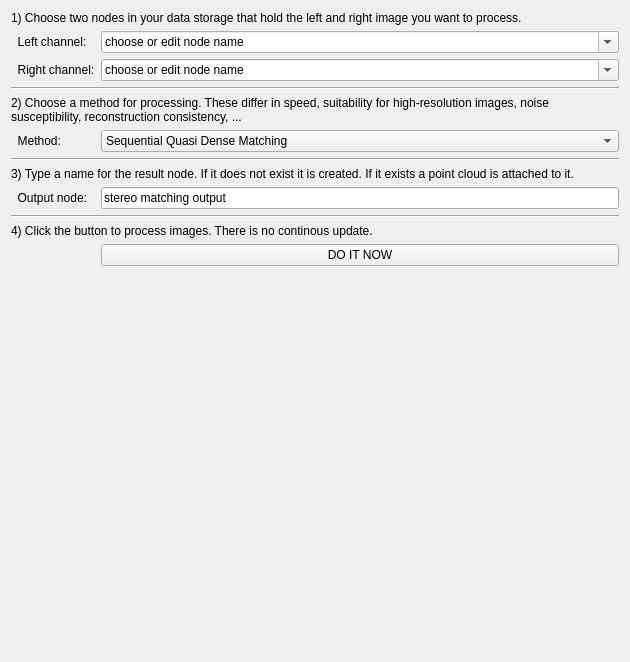
This is Code/Gui/MITK/Plugins/uk.ac.ucl.cmic.igisurfacerecon/src/internal/SurfaceReconViewWidget.ui in NifTK/NifTK as Qt 5 draws it before an edit. The edited form follows.
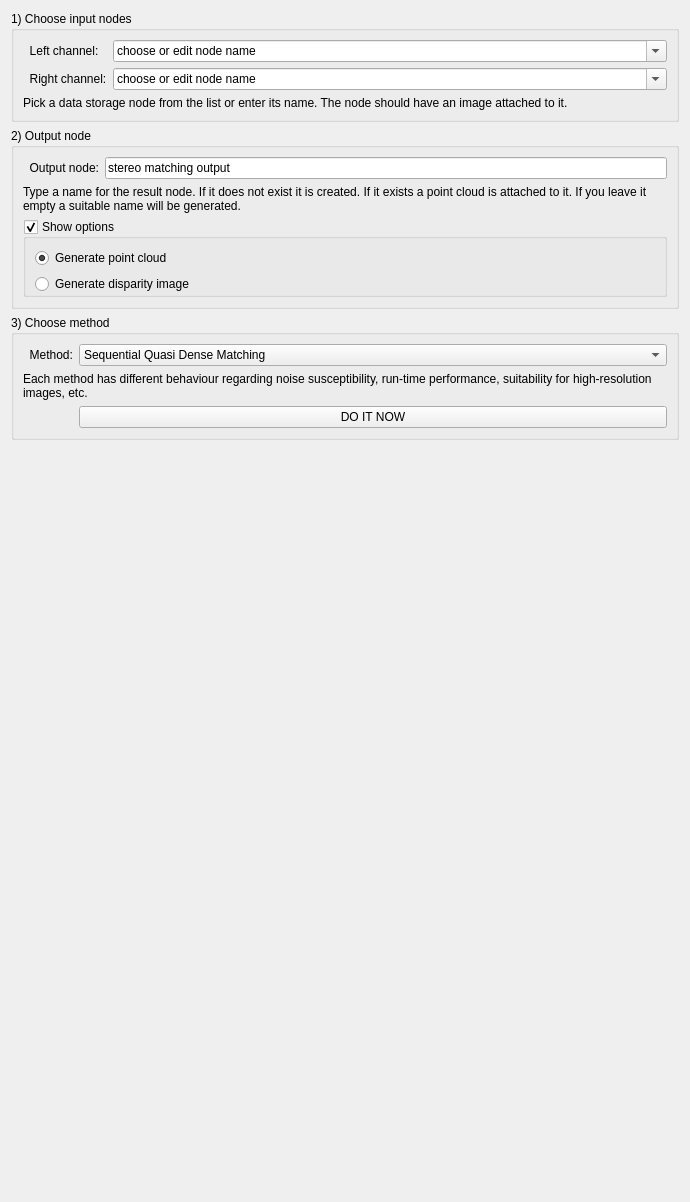
This is the edited form.

Commit message: Bug #2235: polish plugin ui a bit

Patch:
```diff
--- a/Code/Gui/MITK/Plugins/uk.ac.ucl.cmic.igisurfacerecon/src/internal/SurfaceReconViewWidget.ui
+++ b/Code/Gui/MITK/Plugins/uk.ac.ucl.cmic.igisurfacerecon/src/internal/SurfaceReconViewWidget.ui
@@ -6,8 +6,8 @@
    <rect>
     <x>0</x>
     <y>0</y>
-    <width>630</width>
-    <height>662</height>
+    <width>690</width>
+    <height>1202</height>
    </rect>
   </property>
   <property name="windowTitle">
@@ -17,23 +17,13 @@
    <property name="fieldGrowthPolicy">
     <enum>QFormLayout::AllNonFixedFieldsGrow</enum>
    </property>
-   <item row="0" column="0" colspan="2">
-    <widget class="QLabel" name="label_4">
-     <property name="sizePolicy">
-      <sizepolicy hsizetype="Minimum" vsizetype="Preferred">
-       <horstretch>0</horstretch>
-       <verstretch>0</verstretch>
-      </sizepolicy>
+   <item row="1" column="0" colspan="2">
+    <widget class="QGroupBox" name="groupBox">
+     <property name="title">
+      <string>1) Choose input nodes</string>
      </property>
-     <property name="text">
-      <string>1) Choose two nodes in your data storage that hold the left and right image you want to process.</string>
-     </property>
-     <property name="wordWrap">
-      <bool>true</bool>
-     </property>
-    </widget>
-   </item>
-   <item row="2" column="0">
+     <layout class="QFormLayout" name="formLayout">
+      <item row="1" column="0">
     <widget class="QLabel" name="label">
      <property name="text">
       <string>  Left channel:</string>
@@ -43,7 +33,7 @@
      </property>
     </widget>
    </item>
-   <item row="2" column="1">
+      <item row="1" column="1">
     <widget class="QComboBox" name="LeftChannelNodeNameComboBox">
      <property name="editable">
       <bool>true</bool>
@@ -55,7 +45,7 @@
      </item>
     </widget>
    </item>
-   <item row="3" column="0">
+      <item row="2" column="0">
     <widget class="QLabel" name="label_2">
      <property name="text">
       <string>  Right channel:</string>
@@ -65,7 +55,7 @@
      </property>
     </widget>
    </item>
-   <item row="3" column="1">
+      <item row="2" column="1">
     <widget class="QComboBox" name="RightChannelNodeNameComboBox">
      <property name="editable">
       <bool>true</bool>
@@ -80,14 +70,121 @@
      </item>
     </widget>
    </item>
+      <item row="3" column="0" colspan="2">
+       <widget class="QLabel" name="label_5">
+        <property name="text">
+         <string>Pick a data storage node from the list or enter its name. The node should have an image attached to it.</string>
+        </property>
+        <property name="wordWrap">
+         <bool>true</bool>
+        </property>
+       </widget>
+      </item>
+     </layout>
+    </widget>
+   </item>
+   <item row="2" column="0" colspan="2">
+    <widget class="QGroupBox" name="groupBox_3">
+     <property name="title">
+      <string>2) Output node</string>
+     </property>
+     <layout class="QFormLayout" name="formLayout_4">
+      <property name="fieldGrowthPolicy">
+       <enum>QFormLayout::AllNonFixedFieldsGrow</enum>
+      </property>
+      <item row="0" column="0">
+       <widget class="QLabel" name="label_6">
+        <property name="text">
+         <string>  Output node:</string>
+        </property>
+        <property name="buddy">
+         <cstring>OutputNodeNameLineEdit</cstring>
+        </property>
+       </widget>
+      </item>
+      <item row="0" column="1">
+       <widget class="QLineEdit" name="OutputNodeNameLineEdit">
+        <property name="text">
+         <string>stereo matching output</string>
+        </property>
+       </widget>
+      </item>
+      <item row="3" column="0" colspan="2">
+       <widget class="QLabel" name="label_7">
+        <property name="sizePolicy">
+         <sizepolicy hsizetype="Minimum" vsizetype="Preferred">
+          <horstretch>0</horstretch>
+          <verstretch>0</verstretch>
+         </sizepolicy>
+        </property>
+        <property name="text">
+         <string>Type a name for the result node. If it does not exist it is created. If it exists a point cloud is attached to it. If you leave it empty a suitable name will be generated.</string>
+        </property>
+        <property name="wordWrap">
+         <bool>true</bool>
+        </property>
+       </widget>
+      </item>
    <item row="4" column="0" colspan="2">
-    <widget class="Line" name="line">
-     <property name="orientation">
-      <enum>Qt::Horizontal</enum>
-     </property>
-    </widget>
-   </item>
-   <item row="6" column="0">
+       <widget class="QGroupBox" name="outputoptionsgroupbox">
+        <property name="title">
+         <string>Show options</string>
+        </property>
+        <property name="flat">
+         <bool>true</bool>
+        </property>
+        <property name="checkable">
+         <bool>true</bool>
+        </property>
+        <property name="checked">
+         <bool>true</bool>
+        </property>
+        <layout class="QGridLayout" name="gridLayout">
+         <property name="bottomMargin">
+          <number>0</number>
+         </property>
+         <item row="1" column="0">
+          <widget class="QWidget" name="outputoptionsdummypanel" native="true">
+           <layout class="QFormLayout" name="formLayout_5">
+            <property name="fieldGrowthPolicy">
+             <enum>QFormLayout::AllNonFixedFieldsGrow</enum>
+            </property>
+            <property name="margin">
+             <number>0</number>
+            </property>
+            <item row="0" column="0">
+             <widget class="QRadioButton" name="GeneratePointCloudRadioBox">
+              <property name="text">
+               <string>Generate point cloud</string>
+              </property>
+              <property name="checked">
+               <bool>true</bool>
+              </property>
+             </widget>
+            </item>
+            <item row="1" column="0">
+             <widget class="QRadioButton" name="GenerateDisparityImageRadioBox">
+              <property name="text">
+               <string>Generate disparity image</string>
+              </property>
+             </widget>
+            </item>
+           </layout>
+          </widget>
+         </item>
+        </layout>
+       </widget>
+      </item>
+     </layout>
+    </widget>
+   </item>
+   <item row="3" column="0" colspan="2">
+    <widget class="QGroupBox" name="groupBox_2">
+     <property name="title">
+      <string>3) Choose method</string>
+     </property>
+     <layout class="QFormLayout" name="formLayout_3">
+      <item row="0" column="0">
     <widget class="QLabel" name="label_3">
      <property name="text">
       <string>  Method:</string>
@@ -97,7 +194,7 @@
      </property>
     </widget>
    </item>
-   <item row="6" column="1">
+      <item row="0" column="1">
     <widget class="QComboBox" name="MethodComboBox">
      <item>
       <property name="text">
@@ -116,87 +213,24 @@
      </item>
     </widget>
    </item>
-   <item row="7" column="0" colspan="2">
-    <widget class="Line" name="line_3">
-     <property name="orientation">
-      <enum>Qt::Horizontal</enum>
-     </property>
-    </widget>
-   </item>
-   <item row="8" column="0" colspan="2">
-    <widget class="QLabel" name="label_7">
-     <property name="sizePolicy">
-      <sizepolicy hsizetype="Minimum" vsizetype="Preferred">
-       <horstretch>0</horstretch>
-       <verstretch>0</verstretch>
-      </sizepolicy>
-     </property>
+      <item row="1" column="0" colspan="2">
+       <widget class="QLabel" name="label_4">
      <property name="text">
-      <string>3) Type a name for the result node. If it does not exist it is created. If it exists a point cloud is attached to it.</string>
+         <string>Each method has different behaviour regarding noise susceptibility, run-time performance, suitability for high-resolution images, etc.</string>
      </property>
      <property name="wordWrap">
       <bool>true</bool>
      </property>
     </widget>
    </item>
-   <item row="9" column="0">
-    <widget class="QLabel" name="label_6">
-     <property name="text">
-      <string>  Output node:</string>
-     </property>
-    </widget>
-   </item>
-   <item row="9" column="1">
-    <widget class="QLineEdit" name="OutputNodeNameLineEdit">
-     <property name="text">
-      <string>stereo matching output</string>
-     </property>
-    </widget>
-   </item>
-   <item row="11" column="0" colspan="2">
-    <widget class="Line" name="line_2">
-     <property name="orientation">
-      <enum>Qt::Horizontal</enum>
-     </property>
-    </widget>
-   </item>
-   <item row="12" column="0" colspan="2">
-    <widget class="QLabel" name="label_5">
-     <property name="sizePolicy">
-      <sizepolicy hsizetype="Minimum" vsizetype="Preferred">
-       <horstretch>0</horstretch>
-       <verstretch>0</verstretch>
-      </sizepolicy>
-     </property>
-     <property name="text">
-      <string>4) Click the button to process images. There is no continous update.</string>
-     </property>
-     <property name="wordWrap">
-      <bool>true</bool>
-     </property>
-    </widget>
-   </item>
-   <item row="13" column="1">
+      <item row="2" column="1">
     <widget class="QPushButton" name="DoItButton">
      <property name="text">
       <string>DO IT NOW</string>
      </property>
     </widget>
    </item>
-   <item row="5" column="0" colspan="2">
-    <widget class="QLabel" name="label_8">
-     <property name="sizePolicy">
-      <sizepolicy hsizetype="Minimum" vsizetype="Preferred">
-       <horstretch>0</horstretch>
-       <verstretch>0</verstretch>
-      </sizepolicy>
-     </property>
-     <property name="text">
-      <string>2) Choose a method for processing. These differ in speed, suitability for high-resolution images, noise susceptibility, reconstruction consistency, ...</string>
-     </property>
-     <property name="wordWrap">
-      <bool>true</bool>
-     </property>
+     </layout>
     </widget>
    </item>
   </layout>
```
Left out of the diff: 19 changed lines with no effect on the pictures. Lines whose indentation alone changed are shown as unchanged.
